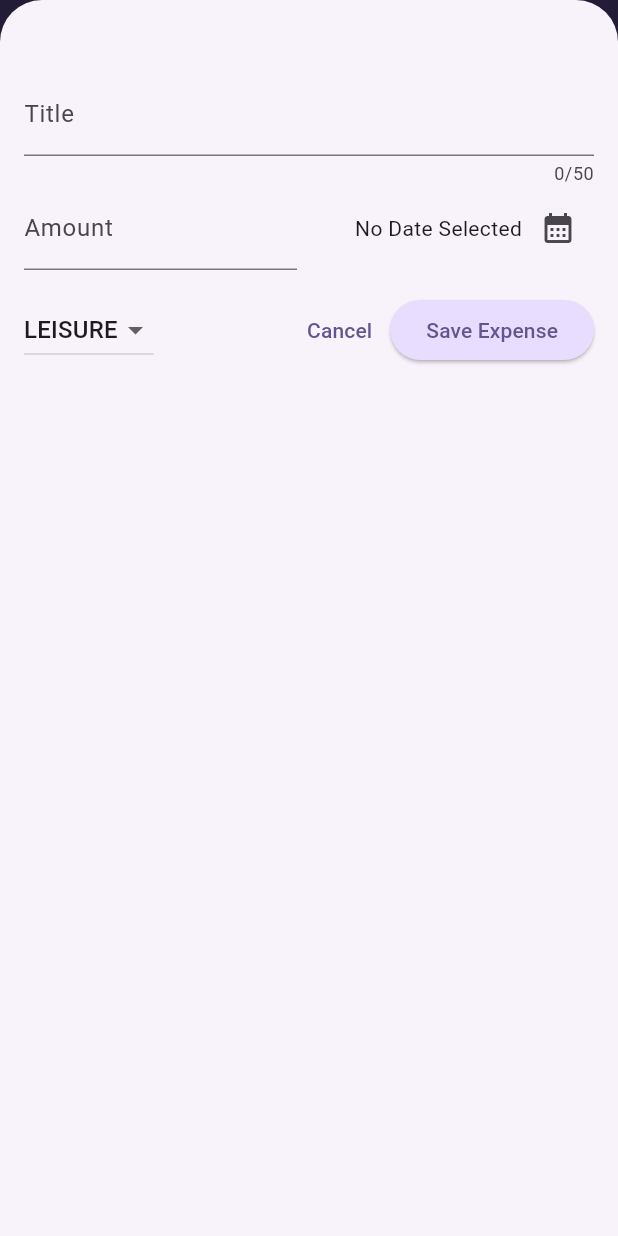
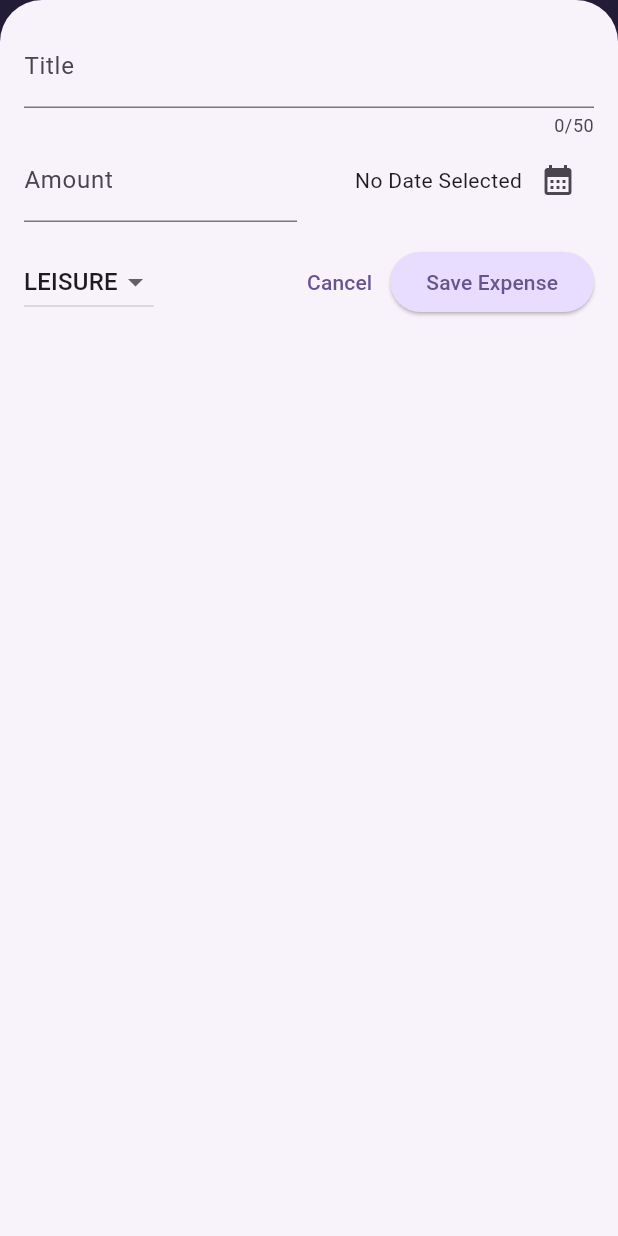
Before and after one commit to sepakTama/expense_tracker, a Flutter app: the screen it shows after launch, after a tap on the "add" icon, on a phone screen of 412 x 824 dp. Run offline on Flutter 3.47's test engine with Material 3 defaults, Android fonts, the phone set to English and light mode, and no system bars.

```diff
--- a/lib/widgets/expenses.dart
+++ b/lib/widgets/expenses.dart
@@ -31,6 +31,7 @@ class _ExpensesState extends State<Expenses> {
 
   void _openAddExpenseOverlay() {
     showModalBottomSheet(
+      useSafeArea: true, // safe area
       isScrollControlled: true,
       context: context,
       builder: (ctx) => NewExpense(onAddExpense: _addExpense),
--- a/lib/widgets/new_expense.dart
+++ b/lib/widgets/new_expense.dart
@@ -91,7 +91,7 @@ class _NewExpenseState extends State<NewExpense> {
       height: double.infinity,
       child: SingleChildScrollView(
         child: Padding(
-          padding: EdgeInsets.fromLTRB(16, 48, 16, keyboardSpace + 16),
+          padding: EdgeInsets.fromLTRB(16, 16, 16, keyboardSpace + 16),
           child: Column(
             children: [
               TextField(
```
